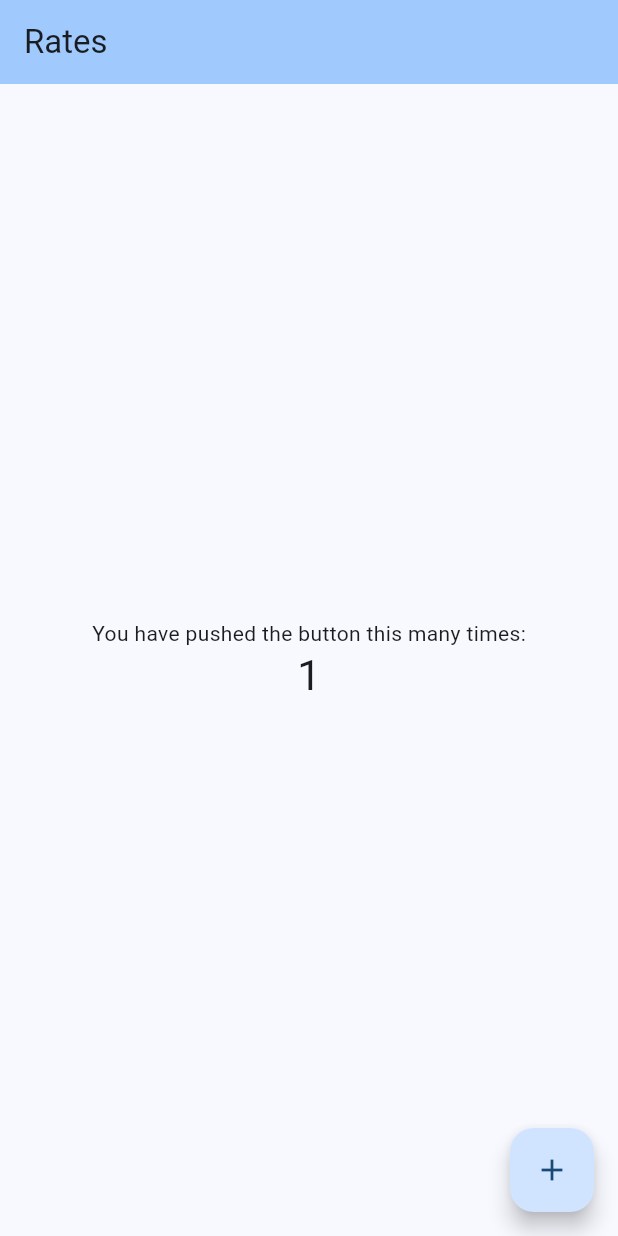
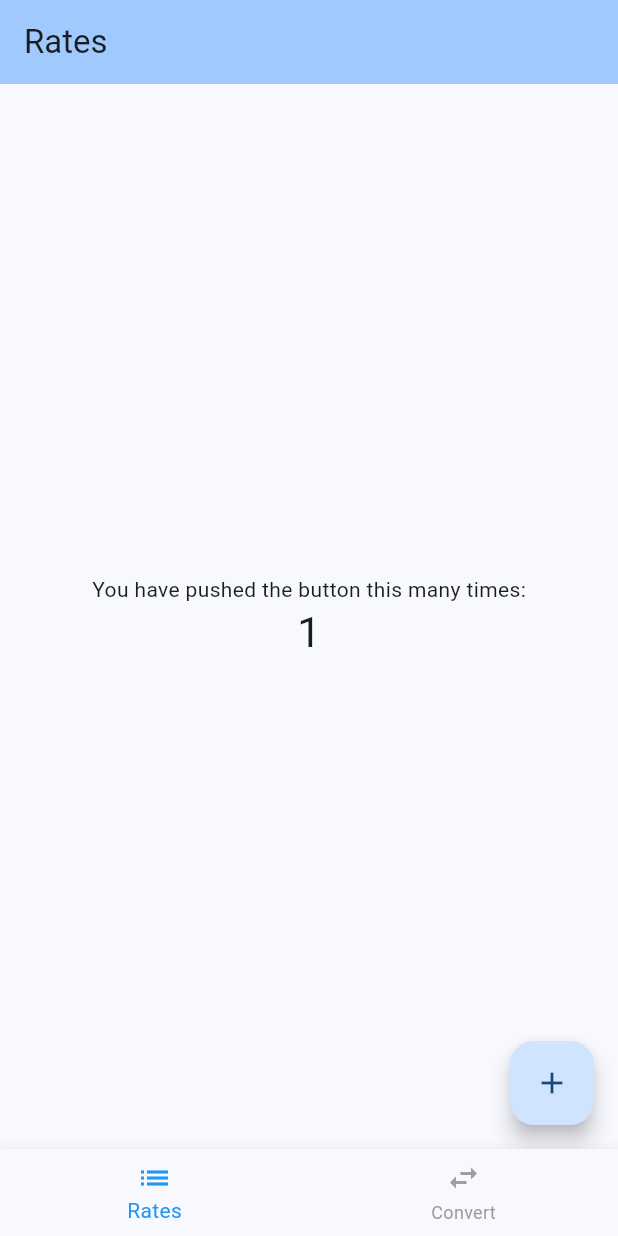
Before and after one commit to timtikh/crypto_rate, a Flutter app: the screen it shows once a user with an empty profile is signed in, after a tap on the "add" icon, on a phone screen of 412 x 824 dp. Run offline on Flutter 3.47's test engine with Material 3 defaults, Android fonts, the phone set to English and light mode, and no system bars; our stand-ins replace firebase_auth, firebase_core, flutter_riverpod; accounts and stored records are empty; generated files the repository leaves out were written again.

Commit message:
home_page.dart as holder of all other pages

```diff
--- a/lib/app/app.dart
+++ b/lib/app/app.dart
@@ -1,6 +1,7 @@
 import 'package:flutter/material.dart';
 import 'package:flutter_riverpod/flutter_riverpod.dart';
 
+import '../pages/home_page.dart';
 import '../pages/login/presentation/login_page.dart';
 import '../pages/login/providers/auth_providers.dart';
 import '../pages/rates/rates_page.dart';
@@ -17,7 +18,7 @@ class MyApp extends ConsumerWidget {
         colorScheme: ColorScheme.fromSeed(seedColor: Colors.blue),
       ),
       home: authState.when(
-        data: (user) => user == null ? const LoginPage() : const RatesPage(title: 'Rates',),
+        data: (user) => user == null ? const LoginPage() : const HomePage(),
         loading: () => const Scaffold(
           body: Center(child: CircularProgressIndicator()),
         ),
--- /dev/null
+++ b/lib/pages/home_page.dart
@@ -0,0 +1,71 @@
+import 'package:crypto_rate/pages/rates/rates_page.dart';
+import 'package:flutter/material.dart';
+import 'package:flutter_riverpod/flutter_riverpod.dart';
+
+class HomePage extends ConsumerStatefulWidget {
+  const HomePage({super.key});
+
+  @override
+  ConsumerState<HomePage> createState() => _HomePageState();
+}
+
+class _HomePageState extends ConsumerState<HomePage> {
+  int _currentIndex = 0;
+  late final PageController _pageController;
+
+  @override
+  void initState() {
+    super.initState();
+    _pageController = PageController(initialPage: _currentIndex);
+  }
+
+  @override
+  void dispose() {
+    _pageController.dispose();
+    super.dispose();
+  }
+
+  void _onPageChanged(int index) {
+    setState(() {
+      _currentIndex = index;
+    });
+  }
+
+  void _onNavTapped(int index) {
+    _pageController.animateToPage(
+      index,
+      duration: const Duration(milliseconds: 300),
+      curve: Curves.easeInOut,
+    );
+  }
+
+  @override
+  Widget build(BuildContext context) {
+    return Scaffold(
+      body: PageView(
+        controller: _pageController,
+        onPageChanged: _onPageChanged,
+        children: const [
+          RatesPage(title: 'Rates'),
+          Center(child: Text("Convert (скоро)")),
+        ],
+      ),
+      bottomNavigationBar: BottomNavigationBar(
+        currentIndex: _currentIndex,
+        onTap: _onNavTapped,
+        // по-хорошему нужно использовать карту цветов в теме
+        selectedItemColor: Colors.blue,
+        unselectedItemColor: Colors.grey,
+        type: BottomNavigationBarType.fixed,
+
+        items: const [
+          BottomNavigationBarItem(icon: Icon(Icons.list), label: "Rates"),
+          BottomNavigationBarItem(
+            icon: Icon(Icons.swap_horiz),
+            label: "Convert",
+          ),
+        ],
+      ),
+    );
+  }
+}
```
